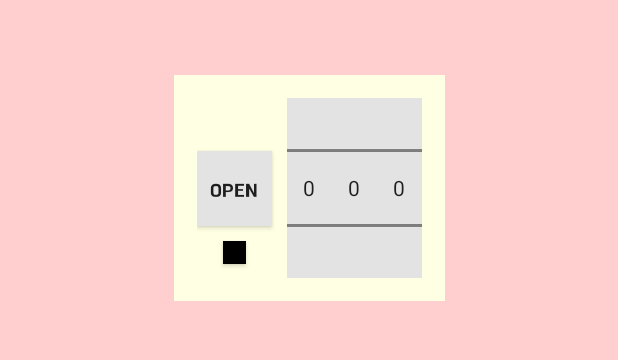
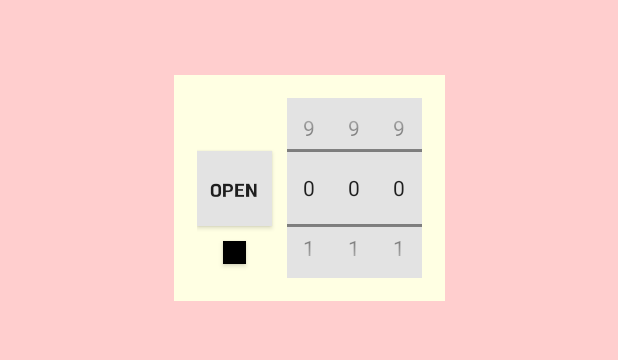
Before and after one commit to JieunAn21/SecretDiary, an Android app: the screen it shows after launch (MainActivity), on a phone screen of 412 x 824 dp, the part 329-689 px from its top. Run offline under Robolectric (Android 15) with nearby library versions, the phone set to English and light mode, and no system bars.

```diff
--- a/app/src/main/java/com/anjinny/secretdiary/MainActivity.kt
+++ b/app/src/main/java/com/anjinny/secretdiary/MainActivity.kt
@@ -1,11 +1,103 @@
 package com.anjinny.secretdiary
 
+import android.graphics.Color
+import android.os.Bundle
+import android.widget.NumberPicker
+import android.widget.Toast
+import androidx.appcompat.app.AlertDialog
 import androidx.appcompat.app.AppCompatActivity
-import android.os.Bundle
+import androidx.appcompat.widget.AppCompatButton
+import androidx.core.content.edit
 
 class MainActivity : AppCompatActivity() {
+
+    private val numberPicker1: NumberPicker by lazy {
+        findViewById<NumberPicker>(R.id.numberPicker1)
+                .apply {
+                    minValue = 0
+                    maxValue = 9
+                }
+    }
+    private val numberPicker2: NumberPicker by lazy {
+        findViewById<NumberPicker>(R.id.numberPicker2)
+                .apply {
+                    minValue = 0
+                    maxValue = 9
+                }
+    }
+    private val numberPicker3: NumberPicker by lazy {
+        findViewById<NumberPicker>(R.id.numberPicker3)
+                .apply {
+                    minValue = 0
+                    maxValue = 9
+                }
+    }
+    private val btnOpen: AppCompatButton by lazy {
+        findViewById(R.id.btnOpen)
+    }
+    private val btnChangePassword: AppCompatButton by lazy {
+        findViewById(R.id.btnReset)
+    }
+
+    private var changePasswordMode = false
+
     override fun onCreate(savedInstanceState: Bundle?) {
         super.onCreate(savedInstanceState)
         setContentView(R.layout.activity_main)
+
+        numberPicker1
+        numberPicker2
+        numberPicker3
+
+        btnOpen.setOnClickListener {
+
+            if (changePasswordMode) { //변경 중이면 다른 작업 못하게 막기
+                Toast.makeText(this, "비밀번호 변경중입니다.", Toast.LENGTH_SHORT).show()
+                return@setOnClickListener
+            }
+
+            val passwordPreference = getSharedPreferences("password", MODE_PRIVATE)
+            val userPassword = "${numberPicker1.value}${numberPicker2.value}${numberPicker3.value}"
+
+            if (passwordPreference.getString("password", "000").equals(userPassword)) {
+                //성공
+                //startActivity()
+            } else {
+                showFailAlertDialog()
+            }
+        }
+
+        btnChangePassword.setOnClickListener {
+            val passwordPreference = getSharedPreferences("password", MODE_PRIVATE)
+            val userPassword = "${numberPicker1.value}${numberPicker2.value}${numberPicker3.value}"
+
+            if (changePasswordMode) {
+                //변경할 비밀번호 저장
+                passwordPreference.edit(true) {
+                    putString("password", userPassword)
+                }
+
+                changePasswordMode = false
+                btnChangePassword.setBackgroundColor(Color.BLACK)
+            } else {
+                if (passwordPreference.getString("password", "000").equals(userPassword)) {
+                    //비밀번호 변경 모드
+                    changePasswordMode = true
+                    btnChangePassword.setBackgroundColor(Color.RED)
+                    Toast.makeText(this, "비밀번호를 변경하세요.", Toast.LENGTH_SHORT).show()
+                } else {
+                    showFailAlertDialog()
+                }
+            }
+        }
+    }
+
+    private fun showFailAlertDialog() {
+        AlertDialog.Builder(this)
+                .setTitle("실패!!")
+                .setMessage("비밀번호가 맞지 않습니다.")
+                .setPositiveButton("확인") { _, _ -> }
+                .create()
+                .show()
     }
 }
--- a/app/src/main/res/layout/activity_main.xml
+++ b/app/src/main/res/layout/activity_main.xml
@@ -46,6 +46,7 @@
             app:layout_constraintTop_toTopOf="@id/numberPicker1" />
 
         <androidx.appcompat.widget.AppCompatButton
+            android:id="@+id/btnReset"
             android:layout_width="15dp"
             android:layout_height="15dp"
             android:layout_marginTop="10dp"
```
